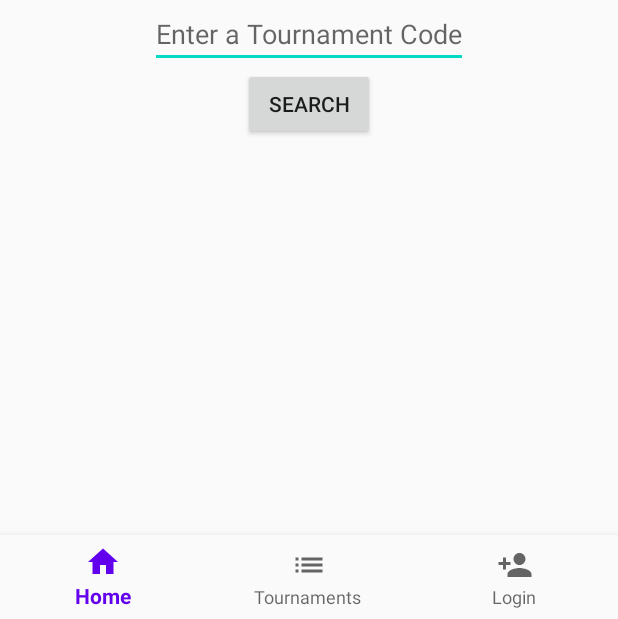
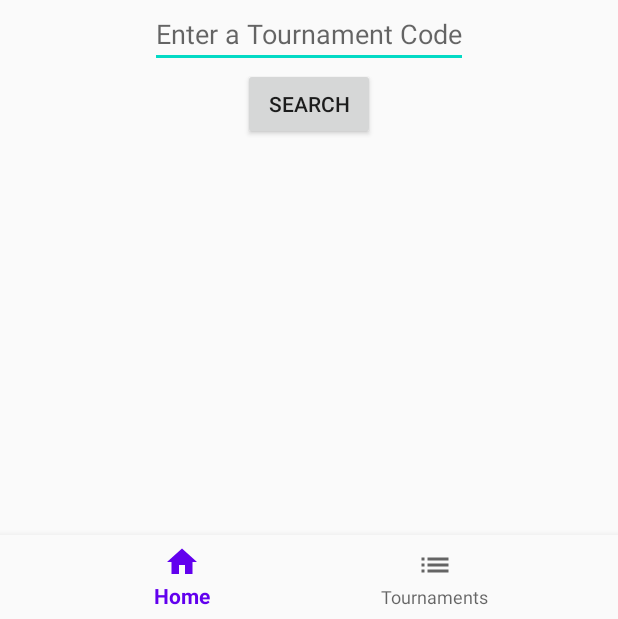
Before and after one commit to slowpokesheep/tournamentmanager, an Android app: the screen it shows after launch (MainActivity), on a phone screen of 412 x 824 dp, the part 617-1236 px from its top. Run offline under Robolectric (Android 15) with nearby library versions, the phone set to English and light mode, and no system bars; our stand-ins replace navigation-ui; libraries missing offline, so code that uses them is left out: com.apollographql.apollo; 1 statement that could not run was skipped.

Commit message:
fix bot nav med thvi ad taka ut takka

```diff
--- a/app/src/main/java/is/hi/tournamentmanager/MainActivity.java
+++ b/app/src/main/java/is/hi/tournamentmanager/MainActivity.java
@@ -107,17 +107,19 @@ public class MainActivity extends AppCompatActivity {
                             title.setText(sp.getUsername());
                             subtitle.setText("The one and only!");
 
-                            // Naviagation drawer
+                            // Navigation drawer
                             image.setImageDrawable(getDrawable(R.drawable.ic_cake_black_24dp));
                             navDrawView.getMenu().setGroupVisible(R.id.nav_drawer_menu_login, true);
                             navDrawView.getMenu().setGroupVisible(R.id.nav_drawer_menu_signup, false);
 
                             // Bottom navigator
-                            navBotView.getMenu().setGroupVisible(R.id.nav_bot_menu_login, true);
-                            navBotView.getMenu().setGroupVisible(R.id.nav_bot_menu_signup, false);
+                            //navBotView.getMenu().setGroupVisible(R.id.nav_bot_menu_login, true);
+                            //navBotView.getMenu().setGroupVisible(R.id.nav_bot_menu_signup, false);
 
+                            System.out.println("------- /////  AUTHENTICAT ///////////// ---");
                             break;
                         case UNAUTHENTICATED:
+                            System.out.println("------- /////  UNAUTHENTICATED ///////////// ---");
                             title.setText(getString(R.string.nav_drawer_title));
                             subtitle.setText(getString(R.string.nav_drawer_subtitle));
 
@@ -127,10 +129,12 @@ public class MainActivity extends AppCompatActivity {
                             navDrawView.getMenu().setGroupVisible(R.id.nav_drawer_menu_signup, true);
 
                             // Bottom navigator
-                            navBotView.getMenu().setGroupVisible(R.id.nav_bot_menu_login, false);
-                            navBotView.getMenu().setGroupVisible(R.id.nav_bot_menu_signup, true);
+                            //navBotView.getMenu().setGroupVisible(R.id.nav_bot_menu_login, false);
+                            //navBotView.getMenu().setGroupVisible(R.id.nav_bot_menu_signup, true);
                             break;
                     }
+
+                    //navBotView.setSelectedItemId(R.id.nav_home);
                 });
     }
 
@@ -173,8 +177,8 @@ public class MainActivity extends AppCompatActivity {
                 navDrawView.getMenu().setGroupVisible(R.id.nav_drawer_menu_signup, true);
 
                 // Bottom navigator
-                navBotView.getMenu().setGroupVisible(R.id.nav_bot_menu_login, false);
-                navBotView.getMenu().setGroupVisible(R.id.nav_bot_menu_signup, true);
+                //navBotView.getMenu().setGroupVisible(R.id.nav_bot_menu_login, false);
+                //navBotView.getMenu().setGroupVisible(R.id.nav_bot_menu_signup, true);
             }
             // Login view, logged in
             else {
@@ -185,8 +189,8 @@ public class MainActivity extends AppCompatActivity {
                 navDrawView.getMenu().setGroupVisible(R.id.nav_drawer_menu_signup, false);
 
                 // Bottom navigator
-                navBotView.getMenu().setGroupVisible(R.id.nav_bot_menu_login, true);
-                navBotView.getMenu().setGroupVisible(R.id.nav_bot_menu_signup, false);
+                //navBotView.getMenu().setGroupVisible(R.id.nav_bot_menu_login, true);
+                //navBotView.getMenu().setGroupVisible(R.id.nav_bot_menu_signup, false);
                 sub = "The one and only!";
             }
 
--- a/app/src/main/res/menu/nav_bottom.xml
+++ b/app/src/main/res/menu/nav_bottom.xml
@@ -13,6 +13,7 @@
         android:title="@string/menu_tournaments" />
 
 
+    <!--
     <group
         android:id="@+id/nav_bot_menu_signup"
         >
@@ -31,5 +32,6 @@
             android:icon="@drawable/ic_account_circle_black_24dp"
             android:title="@string/menu_profile" />
     </group>
+    -->
 
 </menu>
--- a/app/src/main/res/menu/nav_drawer.xml
+++ b/app/src/main/res/menu/nav_drawer.xml
@@ -3,14 +3,15 @@
     xmlns:tools="http://schemas.android.com/tools"
     tools:showIn="navigation_view">
 
+    <item
+        android:id="@+id/nav_home"
+        android:icon="@drawable/ic_home_black_24dp"
+        android:title="@string/menu_home" />
+
     <group
         android:id="@+id/nav_drawer_menu_signup"
         android:checkableBehavior="single"
         >
-        <item
-            android:id="@+id/nav_home"
-            android:icon="@drawable/ic_home_black_24dp"
-            android:title="@string/menu_home" />
         <item
             android:id="@+id/nav_tournaments"
             android:icon="@drawable/ic_list_black_24dp"
```
